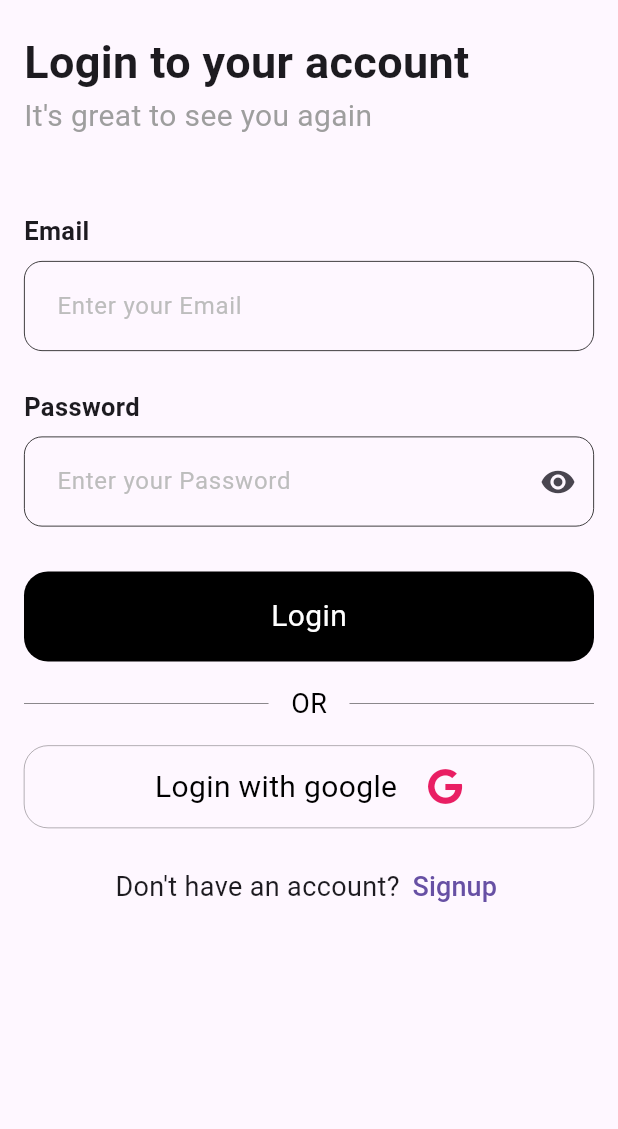
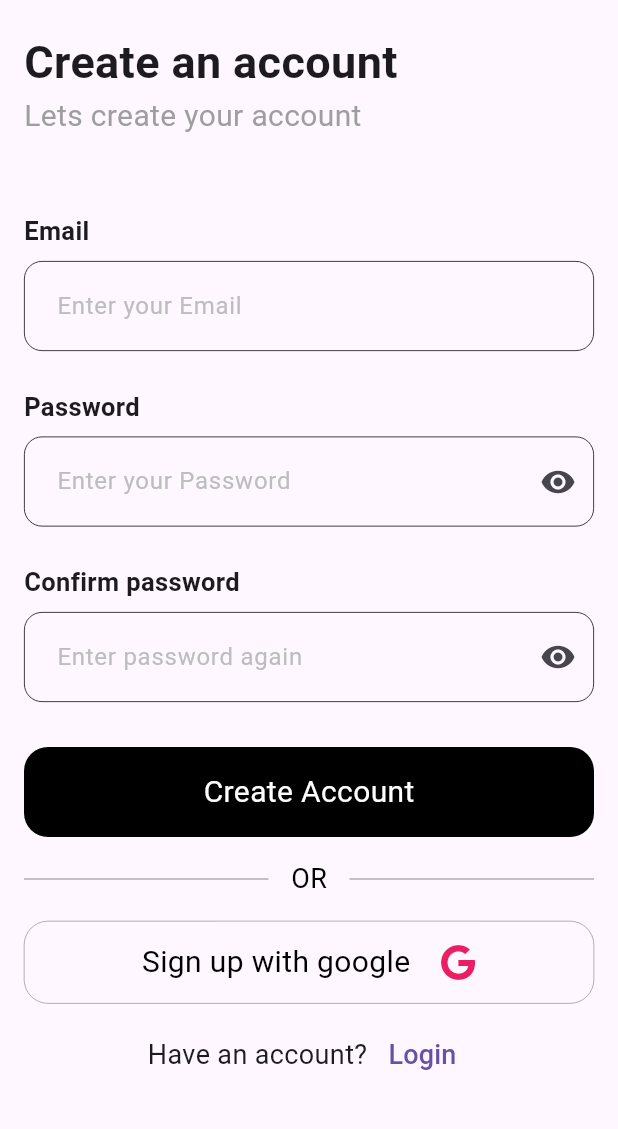
Before and after one commit to osamamorizk/e-shop, a Flutter app: the LoginView screen opened by its route, after a tap on "Signup", on a phone screen of 412 x 824 dp, the part 84-1213 px from its top. Run offline on Flutter 3.47's test engine with Material 3 defaults, Android fonts, the phone set to English and light mode, and no system bars; our stand-ins replace bloc, dartz, firebase_auth, firebase_core, flutter_bloc, fluttertoast and 4 more; accounts and stored records are empty.

Commit message:
add registeration view and logic

```diff
--- a/lib/core/Routing/app_router.dart
+++ b/lib/core/Routing/app_router.dart
@@ -3,13 +3,18 @@ import 'package:go_router/go_router.dart';
 import 'package:shop_app/core/Routing/routes.dart';
 import 'package:shop_app/core/helpers/consts.dart';
 import 'package:shop_app/feature/home/presentation/views/home_view.dart';
-import 'package:shop_app/feature/login/presentation/views/login_view.dart';
+import 'package:shop_app/feature/authentication/presentation/views/login_view.dart';
 import 'package:shop_app/feature/onboarding/presentation/views/onboarding_view.dart';
+import 'package:shop_app/feature/authentication/presentation/views/register_view.dart';
 
 class AppRouter {
   static final FirebaseAuth auth = FirebaseAuth.instance;
   static final GoRouter router = GoRouter(
-    initialLocation: onboard ? Routes.loginView : Routes.onbarding,
+    initialLocation: onboard
+        ? (auth.currentUser != null)
+            ? Routes.homeView
+            : Routes.loginView
+        : Routes.onbarding,
     routes: [
       GoRoute(
         path: Routes.onbarding,
@@ -23,13 +28,19 @@ class AppRouter {
         path: Routes.loginView,
         builder: (context, state) => const LoginView(),
       ),
+      GoRoute(
+        path: Routes.registerView,
+        builder: (context, state) => const RegisterView(),
+      ),
     ],
-    redirect: (context, state) {
-      if (auth.currentUser != null) {
-        return Routes.homeView;
-      } else {
-        return null;
-      }
-    },
+    // redirect: (context, state) {
+    //   if (!onboard) {
+    //     return Routes.onbarding;
+    //   } else if (auth.currentUser != null) {
+    //     return Routes.homeView;
+    //   } else {
+    //     return Routes.loginView;
+    //   }
+    // },
   );
 }
--- a/lib/feature/login/data/repos/login_repo.dart
+++ b/lib/feature/authentication/data/repos/auth_repo.dart
@@ -2,7 +2,10 @@ import 'package:dartz/dartz.dart';
 import 'package:firebase_auth/firebase_auth.dart';
 import 'package:shop_app/core/errors/failure.dart';
 
-abstract class LoginRepo {
+abstract class AuthRepo {
   Future<Either<Failure, User>> emailPasswordLogin(
       {required String email, required String password});
+
+  Future<Either<Failure, User>> emailPasswordRegister(
+      {required String email, required String password});
 }
--- /dev/null
+++ b/lib/feature/authentication/data/repos/auth_repo_impl.dart
@@ -0,0 +1,49 @@
+import 'package:dartz/dartz.dart';
+import 'package:firebase_auth/firebase_auth.dart';
+import 'package:shop_app/core/errors/failure.dart';
+import 'package:shop_app/feature/authentication/data/repos/auth_repo.dart';
+
+class AuthRepoImpl implements AuthRepo {
+  @override
+  Future<Either<Failure, User>> emailPasswordLogin(
+      {required String email, required String password}) async {
+    try {
+      final credential = await FirebaseAuth.instance.signInWithEmailAndPassword(
+        email: email,
+        password: password,
+      );
+      return right(credential.user!);
+    } on FirebaseAuthException catch (e) {
+      if (e.code == 'invalid-credential') {
+        return left(Failure(errorMessage: 'Invalid credentials'));
+      } else {
+        return left(Failure(errorMessage: e.toString()));
+      }
+    }
+  }
+
+  @override
+  Future<Either<Failure, User>> emailPasswordRegister(
+      {required String email, required String password}) async {
+    try {
+      final credential =
+          await FirebaseAuth.instance.createUserWithEmailAndPassword(
+        email: email,
+        password: password,
+      );
+      return right(credential.user!);
+    } on FirebaseAuthException catch (e) {
+      if (e.code == 'weak-password') {
+        return left(
+            Failure(errorMessage: 'The password provided is too weak.'));
+      } else if (e.code == 'email-already-in-use') {
+        return left(Failure(
+            errorMessage: 'The account already exists for that email.'));
+      } else {
+        return left(Failure(errorMessage: e.toString()));
+      }
+    } catch (e) {
+      return left(Failure(errorMessage: e.toString()));
+    }
+  }
+}
--- a/lib/feature/login/presentation/manger/login_cubit/login_cubit.dart
+++ b/lib/feature/authentication/presentation/manger/login_cubit/login_cubit.dart
@@ -1,17 +1,17 @@
 import 'package:bloc/bloc.dart';
 import 'package:firebase_auth/firebase_auth.dart';
 import 'package:meta/meta.dart';
-import 'package:shop_app/feature/login/data/repos/login_repo.dart';
+import 'package:shop_app/feature/authentication/data/repos/auth_repo.dart';
 
 part 'login_state.dart';
 
 class LoginCubit extends Cubit<LoginState> {
-  LoginCubit(this.loginRepo) : super(LoginInitial());
-  final LoginRepo loginRepo;
+  LoginCubit(this.auhtRepo) : super(LoginInitial());
+  final AuthRepo auhtRepo;
   Future login({required String email, required String password}) async {
     emit(LoginLoading());
     var result =
-        await loginRepo.emailPasswordLogin(email: email, password: password);
+        await auhtRepo.emailPasswordLogin(email: email, password: password);
 
     result.fold(
       (failure) {
--- /dev/null
+++ b/lib/feature/authentication/presentation/manger/register_cubit/register_cubit.dart
@@ -0,0 +1,26 @@
+import 'package:bloc/bloc.dart';
+import 'package:shop_app/feature/authentication/data/repos/auth_repo.dart';
+
+part 'register_state.dart';
+
+class RegisterCubit extends Cubit<RegisterState> {
+  RegisterCubit(this.authRepo) : super(RegisterInitial());
+
+  final AuthRepo authRepo;
+
+  Future<void> registerWithEmailPass(
+      {required String email, required String password}) async {
+    emit(RegisterLoading());
+    var result =
+        await authRepo.emailPasswordRegister(email: email, password: password);
+
+    result.fold(
+      (failure) {
+        emit(RegisterFailure(errorMessage: failure.errorMessage));
+      },
+      (user) {
+        emit(RegisterSucess());
+      },
+    );
+  }
+}
--- /dev/null
+++ b/lib/feature/authentication/presentation/manger/register_cubit/register_state.dart
@@ -0,0 +1,15 @@
+part of 'register_cubit.dart';
+
+sealed class RegisterState {}
+
+final class RegisterInitial extends RegisterState {}
+
+final class RegisterLoading extends RegisterState {}
+
+final class RegisterFailure extends RegisterState {
+  final String errorMessage;
+
+  RegisterFailure({required this.errorMessage});
+}
+
+final class RegisterSucess extends RegisterState {}
--- a/lib/feature/login/presentation/views/login_view.dart
+++ b/lib/feature/authentication/presentation/views/login_view.dart
@@ -1,7 +1,7 @@
 import 'package:flutter/material.dart';
-import 'package:shop_app/feature/login/data/repos/login_repo_impl.dart';
-import 'package:shop_app/feature/login/presentation/manger/login_cubit/login_cubit.dart';
-import 'package:shop_app/feature/login/presentation/views/widgets/login_view_body.dart';
+import 'package:shop_app/feature/authentication/data/repos/auth_repo_impl.dart';
+import 'package:shop_app/feature/authentication/presentation/manger/login_cubit/login_cubit.dart';
+import 'package:shop_app/feature/authentication/presentation/views/widgets/login_view_body.dart';
 import 'package:flutter_bloc/flutter_bloc.dart';
 
 class LoginView extends StatelessWidget {
@@ -10,7 +10,7 @@ class LoginView extends StatelessWidget {
   @override
   Widget build(BuildContext context) {
     return BlocProvider(
-      create: (context) => LoginCubit(LoginRepoImpl()),
+      create: (context) => LoginCubit(AuthRepoImpl()),
       child: Scaffold(
           appBar: AppBar(
             title: Image.asset(height: 42, 'assets/images/quickmart1.5.png'),
--- /dev/null
+++ b/lib/feature/authentication/presentation/views/register_view.dart
@@ -0,0 +1,25 @@
+import 'package:flutter/material.dart';
+import 'package:flutter_bloc/flutter_bloc.dart';
+import 'package:shop_app/feature/authentication/data/repos/auth_repo_impl.dart';
+import 'package:shop_app/feature/authentication/presentation/manger/register_cubit/register_cubit.dart';
+import 'package:shop_app/feature/authentication/presentation/views/widgets/register_body.dart';
+
+class RegisterView extends StatelessWidget {
+  const RegisterView({super.key});
+
+  @override
+  Widget build(BuildContext context) {
+    return BlocProvider(
+      create: (context) => RegisterCubit(AuthRepoImpl()),
+      child: Scaffold(
+        appBar: AppBar(
+          backgroundColor: Colors.white,
+          scrolledUnderElevation: 0,
+          automaticallyImplyLeading: false,
+          title: Image.asset(height: 42, 'assets/images/quickmart1.5.png'),
+        ),
+        body: const RegisterViewBody(),
+      ),
+    );
+  }
+}
--- a/lib/feature/login/presentation/views/widgets/login_with_google.dart
+++ b/lib/feature/authentication/presentation/views/widgets/auth_google.dart
@@ -1,9 +1,10 @@
 import 'package:flutter/material.dart';
 import 'package:font_awesome_flutter/font_awesome_flutter.dart';
 
-class LoginWithGoogle extends StatelessWidget {
-  const LoginWithGoogle({super.key, this.onTap});
+class AuthWithGoogle extends StatelessWidget {
+  const AuthWithGoogle({super.key, this.onTap, required this.text});
   final void Function()? onTap;
+  final String text;
   @override
   Widget build(BuildContext context) {
     return GestureDetector(
@@ -15,17 +16,17 @@ class LoginWithGoogle extends StatelessWidget {
           border: Border.all(width: .2),
           borderRadius: BorderRadius.circular(16),
         ),
-        child: const Row(
+        child: Row(
           mainAxisAlignment: MainAxisAlignment.center,
           children: [
             Text(
-              'Login with google',
-              style: TextStyle(fontSize: 20, color: Colors.black),
+              text,
+              style: const TextStyle(fontSize: 20, color: Colors.black),
             ),
-            SizedBox(
+            const SizedBox(
               width: 20,
             ),
-            Icon(
+            const Icon(
               FontAwesomeIcons.google,
               color: Colors.pink,
             )
--- a/lib/feature/login/presentation/views/widgets/dont_have_account.dart
+++ b/lib/feature/authentication/presentation/views/widgets/dont_have_account.dart
@@ -1,8 +1,8 @@
 import 'package:flutter/material.dart';
 
 class DontHaveAccount extends StatelessWidget {
-  const DontHaveAccount({super.key});
-
+  const DontHaveAccount({super.key, this.onPressed});
+  final void Function()? onPressed;
   @override
   Widget build(BuildContext context) {
     return Row(
@@ -15,7 +15,7 @@ class DontHaveAccount extends StatelessWidget {
         TextButton(
           style: const ButtonStyle(
               padding: WidgetStatePropertyAll(EdgeInsets.zero)),
-          onPressed: () {},
+          onPressed: onPressed,
           child: const Text(
             'Signup',
             style: TextStyle(fontSize: 18),
--- a/lib/feature/login/presentation/views/widgets/login_view_body.dart
+++ b/lib/feature/authentication/presentation/views/widgets/login_view_body.dart
@@ -5,11 +5,11 @@ import 'package:go_router/go_router.dart';
 import 'package:shop_app/core/Routing/routes.dart';
 import 'package:shop_app/core/helpers/styles.dart';
 import 'package:shop_app/core/widgets/custom_button.dart';
-import 'package:shop_app/feature/login/presentation/manger/login_cubit/login_cubit.dart';
-import 'package:shop_app/feature/login/presentation/views/widgets/custom_text_form.dart';
-import 'package:shop_app/feature/login/presentation/views/widgets/dont_have_account.dart';
-import 'package:shop_app/feature/login/presentation/views/widgets/login_with_google.dart';
-import 'package:shop_app/feature/login/presentation/views/widgets/or_widget.dart';
+import 'package:shop_app/feature/authentication/presentation/manger/login_cubit/login_cubit.dart';
+import 'package:shop_app/core/widgets/custom_text_form.dart';
+import 'package:shop_app/feature/authentication/presentation/views/widgets/dont_have_account.dart';
+import 'package:shop_app/feature/authentication/presentation/views/widgets/auth_google.dart';
+import 'package:shop_app/feature/authentication/presentation/views/widgets/or_widget.dart';
 
 class LoginViewBody extends StatefulWidget {
   const LoginViewBody({super.key});
@@ -82,7 +82,7 @@ class _LoginViewBodyState extends State<LoginViewBody> {
             BlocConsumer<LoginCubit, LoginState>(
               listener: (context, state) {
                 if (state is LoginSuccess) {
-                  GoRouter.of(context).go(Routes.homeView);
+                  GoRouter.of(context).push(Routes.homeView);
                   Fluttertoast.showToast(
                       msg: "Login Successfuly",
                       toastLength: Toast.LENGTH_SHORT,
@@ -119,9 +119,15 @@ class _LoginViewBodyState extends State<LoginViewBody> {
             const SizedBox(height: 15),
             const OrWidget(),
             const SizedBox(height: 15),
-            const LoginWithGoogle(),
+            const AuthWithGoogle(
+              text: 'Login with google',
+            ),
             const SizedBox(height: 15),
-            const DontHaveAccount(),
+            DontHaveAccount(
+              onPressed: () {
+                GoRouter.of(context).push(Routes.registerView);
+              },
+            ),
           ],
         ),
       ),
--- /dev/null
+++ b/lib/feature/authentication/presentation/views/widgets/register_body.dart
@@ -0,0 +1,208 @@
+import 'package:flutter/material.dart';
+import 'package:flutter_bloc/flutter_bloc.dart';
+import 'package:fluttertoast/fluttertoast.dart';
+import 'package:go_router/go_router.dart';
+import 'package:shop_app/core/Routing/routes.dart';
+import 'package:shop_app/core/helpers/styles.dart';
+import 'package:shop_app/core/widgets/custom_button.dart';
+import 'package:shop_app/core/widgets/custom_text_form.dart';
+import 'package:shop_app/feature/authentication/presentation/manger/register_cubit/register_cubit.dart';
+import 'package:shop_app/feature/authentication/presentation/views/widgets/auth_google.dart';
+import 'package:shop_app/feature/authentication/presentation/views/widgets/or_widget.dart';
+
+class RegisterViewBody extends StatefulWidget {
+  const RegisterViewBody({super.key});
+
+  @override
+  State<RegisterViewBody> createState() => _RegisterViewBodyState();
+}
+
+class _RegisterViewBodyState extends State<RegisterViewBody> {
+  TextEditingController emailController = TextEditingController();
+  TextEditingController passwordController = TextEditingController();
+  TextEditingController confirmPasswordController = TextEditingController();
+  var formKey = GlobalKey<FormState>();
+  bool isVisable = true;
+  @override
+  Widget build(BuildContext context) {
+    return Padding(
+      padding: const EdgeInsets.symmetric(horizontal: 16),
+      child: Form(
+        key: formKey,
+        child: ListView(
+          children: [
+            const SizedBox(height: 20),
+            Text(
+              "Create an account",
+              style: Styles.styleBold30,
+            ),
+            const Text(
+              "Lets create your account",
+              style: TextStyle(
+                fontSize: 20,
+                color: Colors.grey,
+              ),
+            ),
+            const SizedBox(height: 50),
+            // Text(
+            //   "Name",
+            //   style: Styles.styleBold30.copyWith(
+            //     fontSize: 17,
+            //   ),
+            // ),
+            // const SizedBox(height: 8),
+            // CustomTextField(
+            //   controller: emailController,
+            //   hintText: 'Enter your Name',
+            // ),
+            // const SizedBox(height: 25),
+            Text(
+              "Email",
+              style: Styles.styleBold30.copyWith(
+                fontSize: 17,
+              ),
+            ),
+            const SizedBox(height: 8),
+            CustomTextField(
+              validator: (value) {
+                if (value!.isEmpty) return 'Feild required';
+              },
+              controller: emailController,
+              hintText: 'Enter your Email',
+            ),
+            const SizedBox(height: 25),
+            Text(
+              "Password",
+              style: Styles.styleBold30.copyWith(
+                fontSize: 17,
+              ),
+            ),
+            const SizedBox(height: 8),
+            CustomTextField(
+              validator: (value) {
+                if (value!.isEmpty) return 'Feild required';
+              },
+              obscureText: isVisable,
+              controller: passwordController,
+              hintText: 'Enter your Password',
+              suffixIcon: IconButton(
+                onPressed: () {
+                  setState(() {
+                    isVisable = !isVisable;
+                  });
+                },
+                icon: isVisable
+                    ? const Icon(Icons.visibility)
+                    : const Icon(Icons.visibility_off),
+              ),
+            ),
+            const SizedBox(height: 25),
+            Text(
+              "Confirm password",
+              style: Styles.styleBold30.copyWith(
+                fontSize: 17,
+              ),
+            ),
+            const SizedBox(height: 8),
+            CustomTextField(
+              controller: confirmPasswordController,
+              validator: (value) {
+                if (value!.isEmpty) return 'Feild required';
+                if (value != passwordController.text) return 'Not matched';
+              },
+              obscureText: isVisable,
+              hintText: 'Enter password again',
+              suffixIcon: IconButton(
+                onPressed: () {
+                  setState(() {
+                    isVisable = !isVisable;
+                  });
+                },
+                icon: isVisable
+                    ? const Icon(Icons.visibility)
+                    : const Icon(Icons.visibility_off),
+              ),
+            ),
+            const SizedBox(height: 30),
+            BlocConsumer<RegisterCubit, RegisterState>(
+              listener: (context, state) {
+                if (state is RegisterSucess) {
+                  GoRouter.of(context).push(Routes.homeView);
+                  Fluttertoast.showToast(
+                      msg: "Register Successfuly",
+                      toastLength: Toast.LENGTH_SHORT,
+                      gravity: ToastGravity.BOTTOM,
+                      timeInSecForIosWeb: 1,
+                      backgroundColor: Colors.green,
+                      textColor: Colors.white,
+                      fontSize: 16.0);
+                } else if (state is RegisterFailure) {
+                  Fluttertoast.showToast(
+                      msg: state.errorMessage,
+                      toastLength: Toast.LENGTH_SHORT,
+                      gravity: ToastGravity.BOTTOM,
+                      timeInSecForIosWeb: 1,
+                      backgroundColor: Colors.red,
+                      textColor: Colors.white,
+                      fontSize: 16.0);
+                }
+              },
+              builder: (context, state) {
+                return CustomButton(
+                  text: 'Create Account',
+                  onTap: () async {
+                    if (formKey.currentState!.validate()) {
+                      BlocProvider.of<RegisterCubit>(context)
+                          .registerWithEmailPass(
+                        email: emailController.text,
+                        password: passwordController.text,
+                      );
+                    }
+                  },
+                );
+              },
+            ),
+            const SizedBox(height: 15),
+            const OrWidget(),
+            const SizedBox(height: 15),
+            const AuthWithGoogle(
+              text: 'Sign up with google',
+            ),
+            const SizedBox(height: 10),
+            HaveAccount(
+              onPressed: () {
+                GoRouter.of(context).pop();
+              },
+            )
+          ],
+        ),
+      ),
+    );
+  }
+}
+
+class HaveAccount extends StatelessWidget {
+  const HaveAccount({super.key, this.onPressed});
+  final void Function()? onPressed;
+  @override
+  Widget build(BuildContext context) {
+    return Row(
+      mainAxisAlignment: MainAxisAlignment.center,
+      children: [
+        const Text(
+          "Have an account? ",
+          style: TextStyle(fontSize: 18),
+        ),
+        TextButton(
+          style: const ButtonStyle(
+              padding: WidgetStatePropertyAll(EdgeInsets.zero)),
+          onPressed: onPressed,
+          child: const Text(
+            'Login',
+            style: TextStyle(fontSize: 18),
+          ),
+        ),
+      ],
+    );
+  }
+}
--- a/lib/feature/home/presentation/views/home_view.dart
+++ b/lib/feature/home/presentation/views/home_view.dart
@@ -5,6 +5,6 @@ class HomeView extends StatelessWidget {
 
   @override
   Widget build(BuildContext context) {
-    return const Placeholder();
+    return const Scaffold();
   }
 }
```
Also changed, not shown: lib/core/widgets/custom_text_form.dart (renamed from lib/feature/login/presentation/views/widgets/custom_text_form.dart, +1 -6 lines), lib/feature/home copy/presentation/views/home_view.dart (added, +10 -0 lines), lib/feature/login/data/repos/login_repo_impl.dart (deleted, +0 -22 lines), lib/feature/authentication/presentation/manger/login_cubit/login_state.dart (renamed from lib/feature/login/presentation/manger/login_cubit/login_state.dart), lib/feature/authentication/presentation/views/widgets/or_widget.dart (renamed from lib/feature/login/presentation/views/widgets/or_widget.dart).
